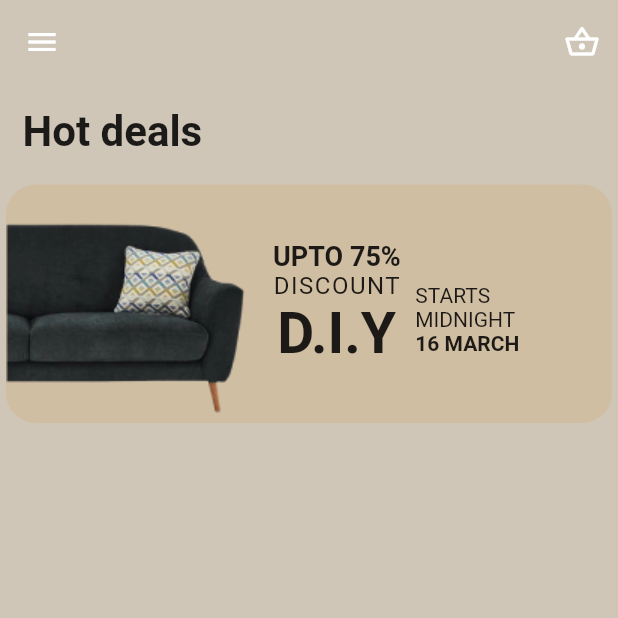
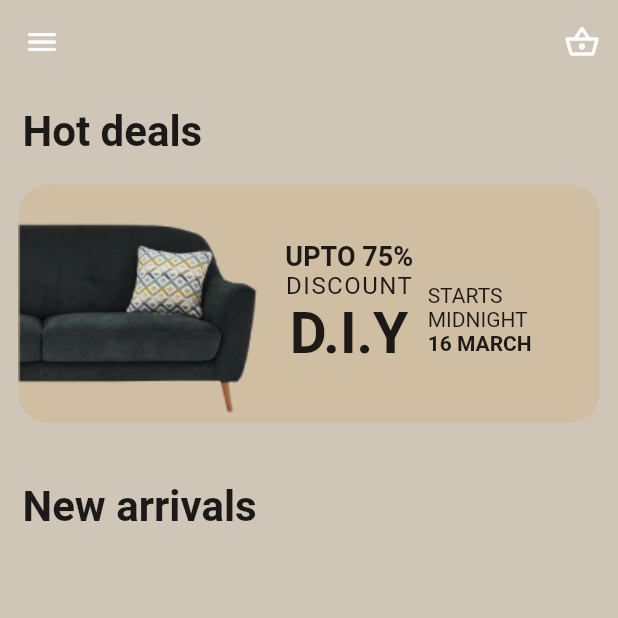
Before and after one commit to RAZMES2009/furniture_shop, a Flutter app: the MainShopScreen screen opened by its route, on a phone screen of 412 x 824 dp, the top half of it. Run offline on Flutter 3.47's test engine with Material 2 defaults, Android fonts, the phone set to English and light mode, and no system bars; Roboto replaces fonts that are missing (OldStandartTT).

Commit message:
change size card hot deal and start adding new arrivals widget

```diff
--- a/lib/screens/main_shop_screen.dart
+++ b/lib/screens/main_shop_screen.dart
@@ -1,5 +1,6 @@
 import 'package:flutter/material.dart';
 
+import '../widgets/new_arrivals.dart';
 import '../widgets/hot_deals_cards.dart';
 
 class MainShopScreen extends StatelessWidget {
@@ -23,7 +24,12 @@ class MainShopScreen extends StatelessWidget {
       drawer: const Drawer(
         backgroundColor: Colors.black,
       ),
-      body: const HotDealsCard(),
+      body: Column(
+        children: const [
+          HotDealsCard(),
+          NewArrivals(),
+        ],
+      ),
     );
   }
 }
--- a/lib/widgets/hot_deals_cards.dart
+++ b/lib/widgets/hot_deals_cards.dart
@@ -7,7 +7,9 @@ class HotDealsCard extends StatelessWidget {
 
   @override
   Widget build(BuildContext context) {
-    return Column(
+    return SizedBox(
+      width: double.infinity,
+      child: Column(
         crossAxisAlignment: CrossAxisAlignment.start,
         children: [
           const Padding(
@@ -17,11 +19,14 @@ class HotDealsCard extends StatelessWidget {
               style: TextStyle(fontSize: 28, fontWeight: FontWeight.bold),
             ),
           ),
-        Card(
+          Center(
+            child: SizedBox(
+              width: MediaQuery.of(context).size.width * 0.96,
+              child: Card(
                 color: const Color.fromRGBO(208, 190, 162, 1),
                 elevation: 0,
-          shape:
-              RoundedRectangleBorder(borderRadius: BorderRadius.circular(20)),
+                shape: RoundedRectangleBorder(
+                    borderRadius: BorderRadius.circular(20)),
                 child: Row(
                   children: [
                     Image.asset('assets/img/image1.png'),
@@ -30,7 +35,8 @@ class HotDealsCard extends StatelessWidget {
                       children: [
                         const Text(
                           'UPTO 75%',
-                    style: TextStyle(fontSize: 18, fontWeight: FontWeight.bold),
+                          style: TextStyle(
+                              fontSize: 18, fontWeight: FontWeight.bold),
                         ),
                         Row(
                           children: [
@@ -38,12 +44,14 @@ class HotDealsCard extends StatelessWidget {
                               children: const [
                                 Text(
                                   'DISCOUNT',
-                            style: TextStyle(fontSize: 16, letterSpacing: 1),
+                                  style:
+                                      TextStyle(fontSize: 16, letterSpacing: 1),
                                 ),
                                 Text(
                                   'D.I.Y',
                                   style: TextStyle(
-                                fontSize: 38, fontWeight: FontWeight.bold),
+                                      fontSize: 38,
+                                      fontWeight: FontWeight.bold),
                                 ),
                               ],
                             ),
@@ -67,17 +75,20 @@ class HotDealsCard extends StatelessWidget {
                                     fontSize: 14,
                                     fontWeight: FontWeight.bold,
                                   ),
-                          )
+                                ),
                               ],
+                            ),
+                          ],
+                        ),
+                      ],
+                    ),
+                  ],
+                ),
+              ),
+            ),
           )
         ],
       ),
-                ],
-              )
-            ],
-          ),
-        )
-      ],
     );
   }
 }
--- /dev/null
+++ b/lib/widgets/new_arrivals.dart
@@ -0,0 +1,30 @@
+import 'package:flutter/material.dart';
+
+class NewArrivals extends StatelessWidget {
+  const NewArrivals({Key? key}) : super(key: key);
+
+  @override
+  Widget build(BuildContext context) {
+    return Padding(
+      padding: const EdgeInsets.only(top: 20.0),
+      child: SizedBox(
+        width: double.infinity,
+        child: Column(
+          crossAxisAlignment: CrossAxisAlignment.start,
+          children: [
+            const Padding(
+              padding: EdgeInsets.symmetric(vertical: 15.0, horizontal: 15.0),
+              child: Text(
+                'New arrivals',
+                style: TextStyle(fontSize: 28, fontWeight: FontWeight.bold),
+              ),
+            ),
+            // ListView.builder(itemCount: 3, itemBuilder: (ctx, i){
+
+            // },),
+          ],
+        ),
+      ),
+    );
+  }
+}
```
Also changed, not shown: 1 other file. Lines whose indentation alone changed are shown as unchanged.
